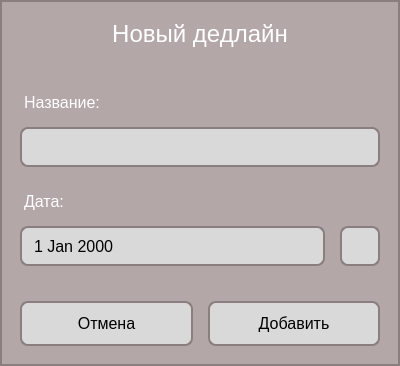
rotat1ck/grape, file grape/src/adddeadlinedialog/adddeadlinedialog.ui: the form before one commit.
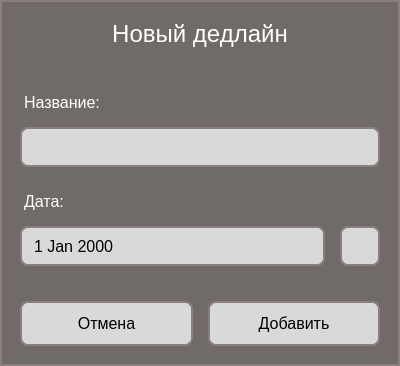
The form after the commit. Icons and pictures are not drawn.

Commit message: Изменения дизайна, опять

The edit to the form file:
```diff
--- a/grape/src/adddeadlinedialog/adddeadlinedialog.ui
+++ b/grape/src/adddeadlinedialog/adddeadlinedialog.ui
@@ -15,7 +15,7 @@
   </property>
   <property name="styleSheet">
    <string notr="true">QDialog {
-    background-color: #B4A7A7;
+    background-color: #706B68;
     border: 2px solid #8B7E7E;
 }
 
```
The commit also changes 4 other files.
